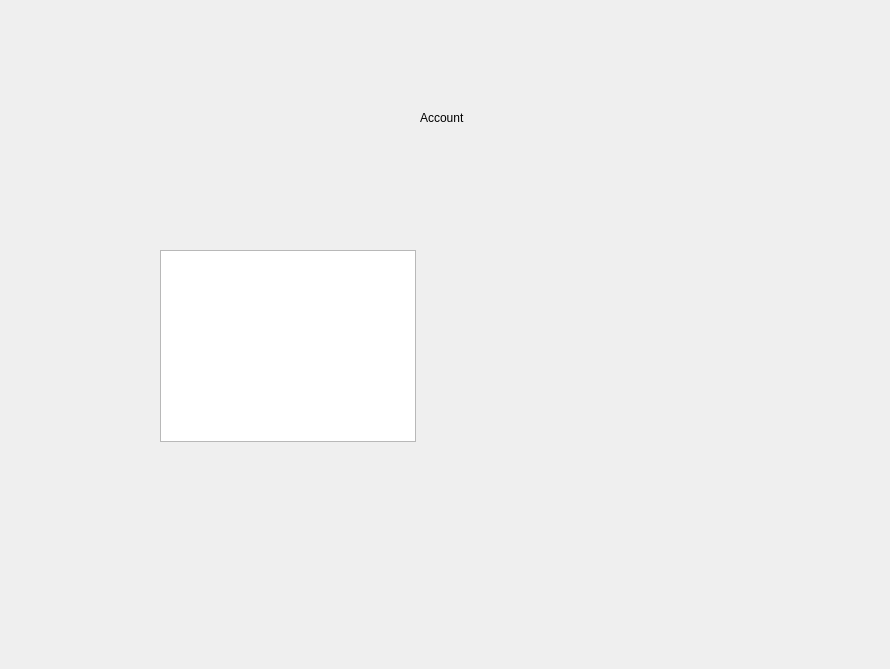
Before: the Qt Designer form accountwidget.ui in leihiudung/EnlargePicture, drawn with Qt 5.
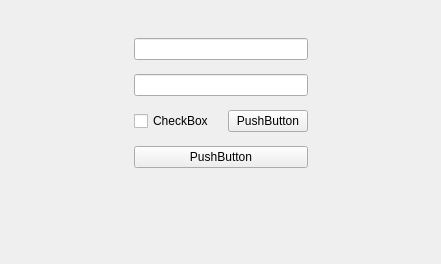
After: the same form once the commit is applied.

What changed in the file:
```diff
--- a/accountwidget.ui
+++ b/accountwidget.ui
@@ -6,36 +6,109 @@
    <rect>
     <x>0</x>
     <y>0</y>
-    <width>890</width>
-    <height>669</height>
+    <width>441</width>
+    <height>264</height>
    </rect>
   </property>
   <property name="windowTitle">
    <string>Form</string>
   </property>
-  <widget class="QListWidget" name="listWidget">
-   <property name="geometry">
-    <rect>
-     <x>160</x>
-     <y>250</y>
-     <width>256</width>
-     <height>192</height>
-    </rect>
-   </property>
-  </widget>
-  <widget class="QLabel" name="label">
-   <property name="geometry">
-    <rect>
-     <x>420</x>
-     <y>110</y>
-     <width>53</width>
-     <height>15</height>
-    </rect>
-   </property>
-   <property name="text">
-    <string>Account</string>
-   </property>
-  </widget>
+  <layout class="QGridLayout" name="gridLayout" rowstretch="16,33,51">
+   <item row="0" column="1">
+    <spacer name="verticalSpacer">
+     <property name="orientation">
+      <enum>Qt::Vertical</enum>
+     </property>
+     <property name="sizeHint" stdset="0">
+      <size>
+       <width>20</width>
+       <height>59</height>
+      </size>
+     </property>
+    </spacer>
+   </item>
+   <item row="1" column="0">
+    <spacer name="horizontalSpacer">
+     <property name="orientation">
+      <enum>Qt::Horizontal</enum>
+     </property>
+     <property name="sizeHint" stdset="0">
+      <size>
+       <width>120</width>
+       <height>20</height>
+      </size>
+     </property>
+    </spacer>
+   </item>
+   <item row="1" column="1">
+    <layout class="QVBoxLayout" name="verticalLayout">
+     <property name="spacing">
+      <number>14</number>
+     </property>
+     <item>
+      <widget class="QLineEdit" name="eamil_edit">
+       <property name="styleSheet">
+        <string notr="true"/>
+       </property>
+      </widget>
+     </item>
+     <item>
+      <widget class="QLineEdit" name="password_edit"/>
+     </item>
+     <item>
+      <layout class="QHBoxLayout" name="horizontalLayout">
+       <item>
+        <widget class="QCheckBox" name="register_checkbox">
+         <property name="text">
+          <string>CheckBox</string>
+         </property>
+        </widget>
+       </item>
+       <item>
+        <widget class="QPushButton" name="forget_password_btn">
+         <property name="text">
+          <string>PushButton</string>
+         </property>
+        </widget>
+       </item>
+      </layout>
+     </item>
+     <item>
+      <widget class="QPushButton" name="register_login_btn">
+       <property name="text">
+        <string>PushButton</string>
+       </property>
+      </widget>
+     </item>
+    </layout>
+   </item>
+   <item row="1" column="2">
+    <spacer name="horizontalSpacer_2">
+     <property name="orientation">
+      <enum>Qt::Horizontal</enum>
+     </property>
+     <property name="sizeHint" stdset="0">
+      <size>
+       <width>120</width>
+       <height>20</height>
+      </size>
+     </property>
+    </spacer>
+   </item>
+   <item row="2" column="1">
+    <spacer name="verticalSpacer_2">
+     <property name="orientation">
+      <enum>Qt::Vertical</enum>
+     </property>
+     <property name="sizeHint" stdset="0">
+      <size>
+       <width>20</width>
+       <height>59</height>
+      </size>
+     </property>
+    </spacer>
+   </item>
+  </layout>
  </widget>
  <resources/>
  <connections/>
```
